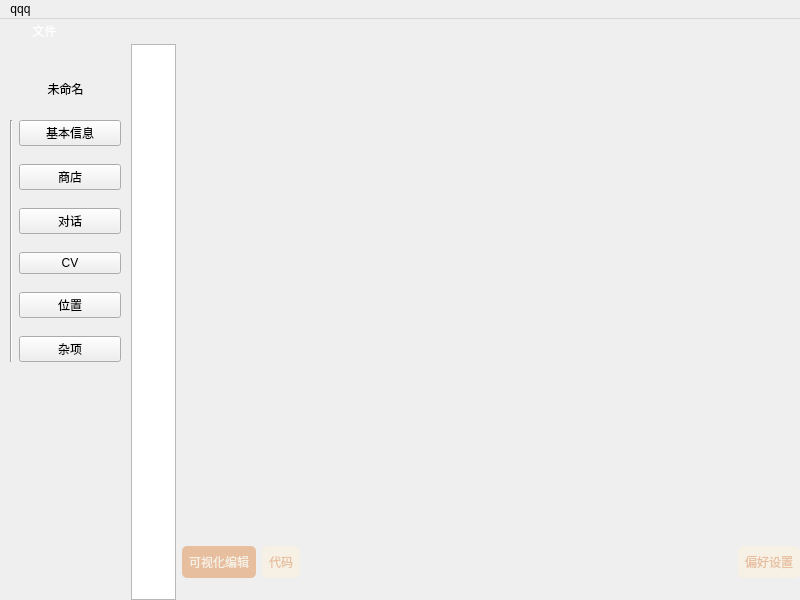
Old version of the form Visual Editor/NPC-Handler/mainwindow.ui in the repository Marcus-P-114514/Genshin-Impact-BWiKi-NPC-Editor.
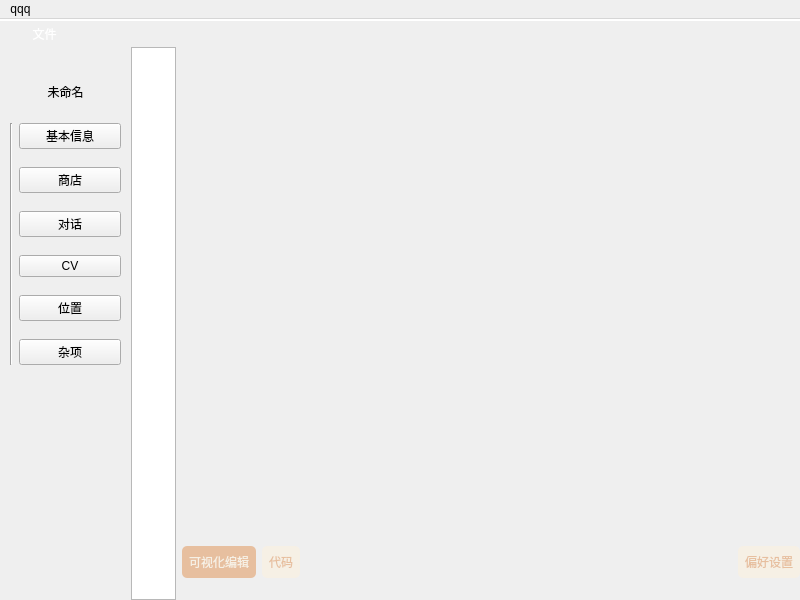
New version of the form. The open tabs and pages were chosen to show the change.

The edit to the form file:
```diff
--- a/Visual Editor/NPC-Handler/mainwindow.ui
+++ b/Visual Editor/NPC-Handler/mainwindow.ui
@@ -38,7 +38,143 @@
       <property name="verticalSpacing">
        <number>0</number>
       </property>
-      <item row="1" column="2">
+      <item row="3" column="0">
+       <widget class="QStackedWidget" name="project_tree">
+        <property name="maximumSize">
+         <size>
+          <width>125</width>
+          <height>16777215</height>
+         </size>
+        </property>
+        <property name="currentIndex">
+         <number>0</number>
+        </property>
+        <widget class="QWidget" name="page_3">
+         <widget class="QWidget" name="layoutWidget">
+          <property name="geometry">
+           <rect>
+            <x>10</x>
+            <y>20</y>
+            <width>111</width>
+            <height>316</height>
+           </rect>
+          </property>
+          <layout class="QGridLayout" name="gridLayout_2">
+           <item row="0" column="0" colspan="2">
+            <widget class="QPushButton" name="project_name">
+             <property name="styleSheet">
+              <string notr="true"/>
+             </property>
+             <property name="text">
+              <string>未命名</string>
+             </property>
+             <property name="flat">
+              <bool>true</bool>
+             </property>
+            </widget>
+           </item>
+           <item row="1" column="0" rowspan="6">
+            <widget class="Line" name="tree_holder">
+             <property name="orientation">
+              <enum>Qt::Vertical</enum>
+             </property>
+            </widget>
+           </item>
+           <item row="1" column="1">
+            <widget class="QPushButton" name="basic_info_switcher">
+             <property name="styleSheet">
+              <string notr="true"/>
+             </property>
+             <property name="text">
+              <string>基本信息</string>
+             </property>
+            </widget>
+           </item>
+           <item row="2" column="1">
+            <widget class="QPushButton" name="npc_store_switcher">
+             <property name="styleSheet">
+              <string notr="true"/>
+             </property>
+             <property name="text">
+              <string>商店</string>
+             </property>
+            </widget>
+           </item>
+           <item row="3" column="1">
+            <widget class="QPushButton" name="npc_dialog_switcher">
+             <property name="styleSheet">
+              <string notr="true"/>
+             </property>
+             <property name="text">
+              <string>对话</string>
+             </property>
+            </widget>
+           </item>
+           <item row="4" column="1">
+            <widget class="QPushButton" name="cv_table_switcher">
+             <property name="styleSheet">
+              <string notr="true"/>
+             </property>
+             <property name="text">
+              <string>CV</string>
+             </property>
+            </widget>
+           </item>
+           <item row="5" column="1">
+            <widget class="QPushButton" name="npc_location_switcher">
+             <property name="styleSheet">
+              <string notr="true"/>
+             </property>
+             <property name="text">
+              <string>位置</string>
+             </property>
+            </widget>
+           </item>
+           <item row="6" column="1">
+            <widget class="QPushButton" name="extra_switcher">
+             <property name="styleSheet">
+              <string notr="true"/>
+             </property>
+             <property name="text">
+              <string>杂项</string>
+             </property>
+            </widget>
+           </item>
+          </layout>
+         </widget>
+        </widget>
+        <widget class="QWidget" name="page_4"/>
+       </widget>
+      </item>
+      <item row="3" column="1" rowspan="2">
+       <widget class="QGraphicsView" name="toolbar_shade">
+        <property name="sizePolicy">
+         <sizepolicy hsizetype="Fixed" vsizetype="Expanding">
+          <horstretch>15</horstretch>
+          <verstretch>0</verstretch>
+         </sizepolicy>
+        </property>
+        <property name="maximumSize">
+         <size>
+          <width>45</width>
+          <height>16777215</height>
+         </size>
+        </property>
+        <property name="autoFillBackground">
+         <bool>true</bool>
+        </property>
+        <property name="styleSheet">
+         <string notr="true"/>
+        </property>
+        <property name="lineWidth">
+         <number>0</number>
+        </property>
+        <property name="optimizationFlags">
+         <set>QGraphicsView::DontAdjustForAntialiasing</set>
+        </property>
+       </widget>
+      </item>
+      <item row="3" column="2">
        <widget class="QStackedWidget" name="working_area">
         <property name="currentIndex">
          <number>1</number>
@@ -70,7 +206,46 @@
         <widget class="QWidget" name="page_6"/>
        </widget>
       </item>
-      <item row="2" column="2">
+      <item row="1" column="0" colspan="3">
+       <widget class="QStackedWidget" name="topbar">
+        <property name="maximumSize">
+         <size>
+          <width>16777215</width>
+          <height>25</height>
+         </size>
+        </property>
+        <property name="autoFillBackground">
+         <bool>true</bool>
+        </property>
+        <property name="styleSheet">
+         <string notr="true"/>
+        </property>
+        <widget class="QWidget" name="page_7">
+         <widget class="QPushButton" name="pushButton">
+          <property name="geometry">
+           <rect>
+            <x>0</x>
+            <y>0</y>
+            <width>89</width>
+            <height>24</height>
+           </rect>
+          </property>
+          <property name="styleSheet">
+           <string notr="true">color: rgb(255, 255, 255);
+font: 87 9pt &quot;Source Han Serif SC Heavy&quot;;</string>
+          </property>
+          <property name="text">
+           <string>文件</string>
+          </property>
+          <property name="flat">
+           <bool>true</bool>
+          </property>
+         </widget>
+        </widget>
+        <widget class="QWidget" name="page_8"/>
+       </widget>
+      </item>
+      <item row="4" column="2">
        <widget class="QStackedWidget" name="editor_selecter">
         <property name="sizePolicy">
          <sizepolicy hsizetype="Minimum" vsizetype="Preferred">
@@ -85,7 +260,7 @@
          </size>
         </property>
         <property name="currentIndex">
-         <number>1</number>
+         <number>0</number>
         </property>
         <widget class="QWidget" name="page">
          <layout class="QGridLayout" name="gridLayout_5">
@@ -247,180 +422,21 @@
        </widget>
       </item>
       <item row="0" column="0" colspan="3">
-       <widget class="QStackedWidget" name="topbar">
-        <property name="maximumSize">
-         <size>
-          <width>16777215</width>
-          <height>25</height>
-         </size>
-        </property>
-        <property name="autoFillBackground">
-         <bool>true</bool>
-        </property>
+       <widget class="Line" name="line">
         <property name="styleSheet">
-         <string notr="true"/>
+         <string notr="true">color: rgb(255, 255, 255);</string>
         </property>
-        <widget class="QWidget" name="page_7">
-         <widget class="QPushButton" name="pushButton">
-          <property name="geometry">
-           <rect>
-            <x>0</x>
-            <y>0</y>
-            <width>89</width>
-            <height>24</height>
-           </rect>
-          </property>
-          <property name="styleSheet">
-           <string notr="true">color: rgb(255, 255, 255);
-font: 87 9pt &quot;Source Han Serif SC Heavy&quot;;</string>
-          </property>
-          <property name="text">
-           <string>文件</string>
-          </property>
-          <property name="flat">
-           <bool>true</bool>
-          </property>
-         </widget>
-        </widget>
-        <widget class="QWidget" name="page_8"/>
-       </widget>
-      </item>
-      <item row="1" column="1" rowspan="2">
-       <widget class="QGraphicsView" name="toolbar_shade">
-        <property name="sizePolicy">
-         <sizepolicy hsizetype="Fixed" vsizetype="Expanding">
-          <horstretch>15</horstretch>
-          <verstretch>0</verstretch>
-         </sizepolicy>
-        </property>
-        <property name="maximumSize">
-         <size>
-          <width>45</width>
-          <height>16777215</height>
-         </size>
-        </property>
-        <property name="autoFillBackground">
-         <bool>true</bool>
-        </property>
-        <property name="styleSheet">
-         <string notr="true"/>
+        <property name="frameShadow">
+         <enum>QFrame::Plain</enum>
         </property>
         <property name="lineWidth">
-         <number>0</number>
+         <number>2</number>
         </property>
-        <property name="optimizationFlags">
-         <set>QGraphicsView::DontAdjustForAntialiasing</set>
+        <property name="orientation">
+         <enum>Qt::Horizontal</enum>
         </property>
        </widget>
       </item>
-      <item row="1" column="0">
-       <widget class="QStackedWidget" name="project_tree">
-        <property name="maximumSize">
-         <size>
-          <width>125</width>
-          <height>16777215</height>
-         </size>
-        </property>
-        <property name="currentIndex">
-         <number>0</number>
-        </property>
-        <widget class="QWidget" name="page_3">
-         <widget class="QWidget" name="layoutWidget">
-          <property name="geometry">
-           <rect>
-            <x>10</x>
-            <y>20</y>
-            <width>111</width>
-            <height>316</height>
-           </rect>
-          </property>
-          <layout class="QGridLayout" name="gridLayout_2">
-           <item row="0" column="0" colspan="2">
-            <widget class="QPushButton" name="project_name">
-             <property name="styleSheet">
-              <string notr="true"/>
-             </property>
-             <property name="text">
-              <string>未命名</string>
-             </property>
-             <property name="flat">
-              <bool>true</bool>
-             </property>
-            </widget>
-           </item>
-           <item row="1" column="0" rowspan="6">
-            <widget class="Line" name="tree_holder">
-             <property name="orientation">
-              <enum>Qt::Vertical</enum>
-             </property>
-            </widget>
-           </item>
-           <item row="1" column="1">
-            <widget class="QPushButton" name="basic_info_switcher">
-             <property name="styleSheet">
-              <string notr="true"/>
-             </property>
-             <property name="text">
-              <string>基本信息</string>
-             </property>
-            </widget>
-           </item>
-           <item row="2" column="1">
-            <widget class="QPushButton" name="npc_store_switcher">
-             <property name="styleSheet">
-              <string notr="true"/>
-             </property>
-             <property name="text">
-              <string>商店</string>
-             </property>
-            </widget>
-           </item>
-           <item row="3" column="1">
-            <widget class="QPushButton" name="npc_dialog_switcher">
-             <property name="styleSheet">
-              <string notr="true"/>
-             </property>
-             <property name="text">
-              <string>对话</string>
-             </property>
-            </widget>
-           </item>
-           <item row="4" column="1">
-            <widget class="QPushButton" name="cv_table_switcher">
-             <property name="styleSheet">
-              <string notr="true"/>
-             </property>
-             <property name="text">
-              <string>CV</string>
-             </property>
-            </widget>
-           </item>
-           <item row="5" column="1">
-            <widget class="QPushButton" name="npc_location_switcher">
-             <property name="styleSheet">
-              <string notr="true"/>
-             </property>
-             <property name="text">
-              <string>位置</string>
-             </property>
-            </widget>
-           </item>
-           <item row="6" column="1">
-            <widget class="QPushButton" name="extra_switcher">
-             <property name="styleSheet">
-              <string notr="true"/>
-             </property>
-             <property name="text">
-              <string>杂项</string>
-             </property>
-            </widget>
-           </item>
-          </layout>
-         </widget>
-        </widget>
-        <widget class="QWidget" name="page_4"/>
-       </widget>
-      </item>
      </layout>
     </item>
    </layout>
```
